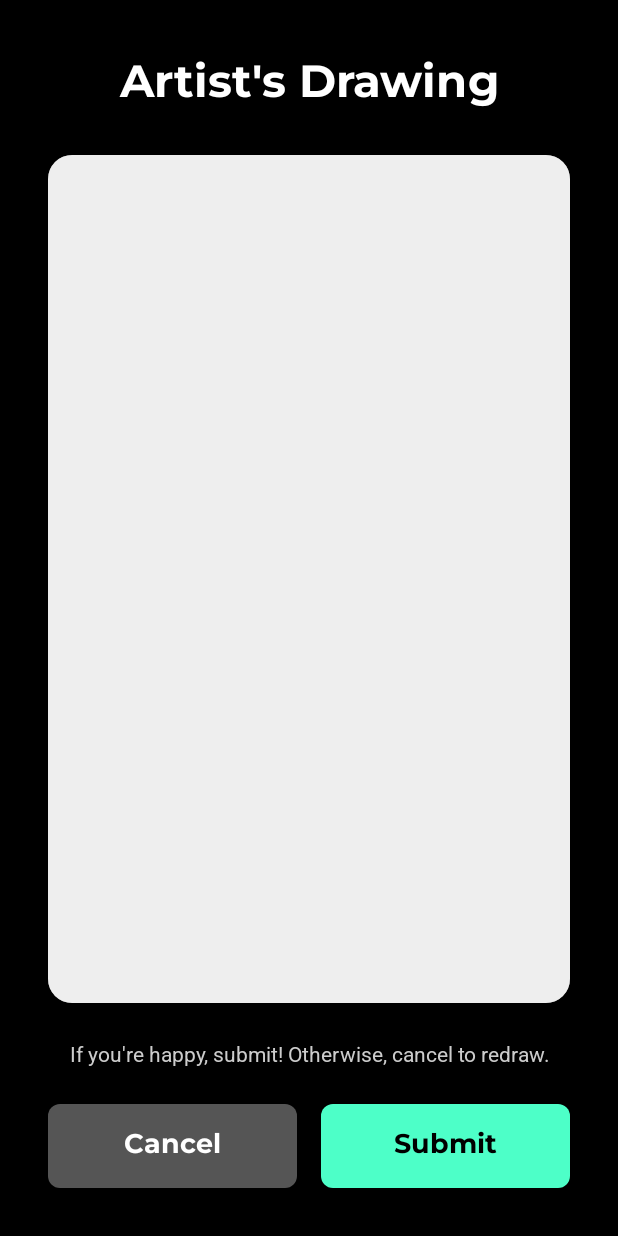
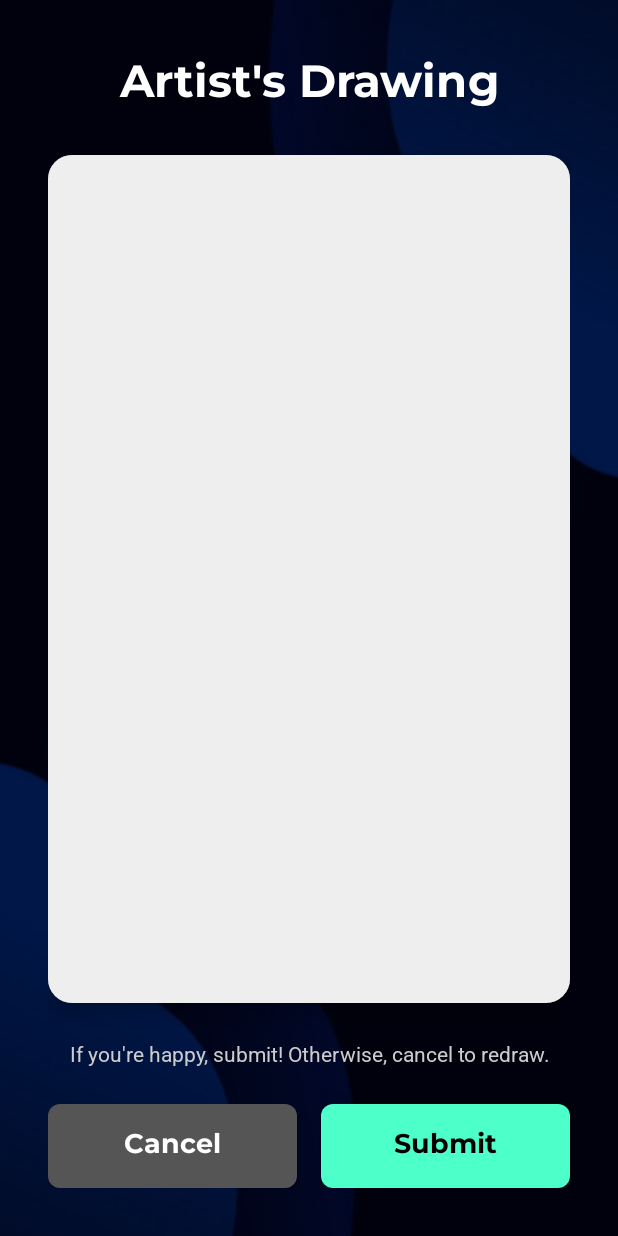
Before and after one commit to Cole-deBoer/Think-About-It, an Android app: the SubmitActivity screen opened directly, with no data from a screen before it, on a phone screen of 412 x 824 dp. Run offline under Robolectric (Android 15) with nearby library versions, the phone set to English and light mode, and no system bars; our stand-ins replace Firebase (no records; nobody signed in at launch, a user with empty details on screens opened directly).

Commit message:
New background and overlay on all pages except main

```diff
--- /dev/null
+++ b/app/src/main/res/drawable/background_dark_overlay.xml
@@ -0,0 +1,13 @@
+<?xml version="1.0" encoding="utf-8"?>
+<layer-list xmlns:android="http://schemas.android.com/apk/res/android">
+    <item>
+        <bitmap
+            android:src="@drawable/background"
+            android:gravity="fill"/>
+    </item>
+    <item>
+        <shape>
+            <solid android:color="#B0000000" /> <!-- semi-transparent black overlay -->
+        </shape>
+    </item>
+</layer-list>
--- a/app/src/main/res/layout/activity_drawing.xml
+++ b/app/src/main/res/layout/activity_drawing.xml
@@ -6,7 +6,7 @@
     android:layout_height="match_parent"
     android:orientation="vertical"
     android:padding="32dp"
-    android:background="@android:color/black"
+    android:background="@drawable/background_dark_overlay"
     tools:context=".DrawingActivity">
 
     <!-- Title -->
--- a/app/src/main/res/layout/activity_leaderboard.xml
+++ b/app/src/main/res/layout/activity_leaderboard.xml
@@ -4,7 +4,7 @@
     xmlns:tools="http://schemas.android.com/tools"
     android:layout_width="match_parent"
     android:layout_height="match_parent"
-    android:background="@android:color/black"
+    android:background="@drawable/background_dark_overlay"
     android:padding="32dp">
 
     <FrameLayout
--- a/app/src/main/res/layout/activity_main.xml
+++ b/app/src/main/res/layout/activity_main.xml
@@ -4,7 +4,7 @@
     xmlns:tools="http://schemas.android.com/tools"
     android:layout_width="match_parent"
     android:layout_height="match_parent"
-    android:background="@android:color/black"
+    android:background="@drawable/background"
     android:padding="32dp"
     tools:context=".NameCreationActivity">
 
--- a/app/src/main/res/layout/activity_submit.xml
+++ b/app/src/main/res/layout/activity_submit.xml
@@ -6,7 +6,7 @@
     android:layout_height="match_parent"
     android:orientation="vertical"
     android:padding="32dp"
-    android:background="@android:color/black"
+    android:background="@drawable/background_dark_overlay"
     tools:context=".SubmitActivity">
 
     <TextView
--- a/app/src/main/res/layout/activity_voting.xml
+++ b/app/src/main/res/layout/activity_voting.xml
@@ -4,7 +4,7 @@
     xmlns:tools="http://schemas.android.com/tools"
     android:layout_width="match_parent"
     android:layout_height="match_parent"
-    android:background="@android:color/black"
+    android:background="@drawable/background_dark_overlay"
     android:padding="32dp">
 
     <FrameLayout
```
Also changed, not shown: app/src/main/res/drawable/background.PNG (added).
